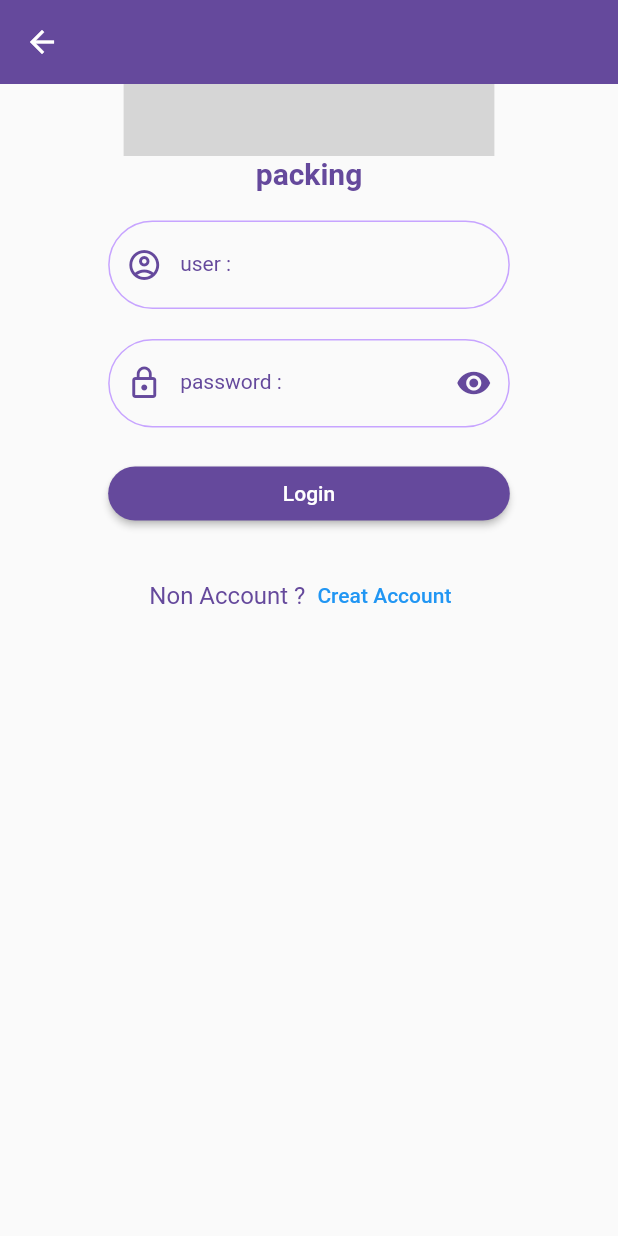
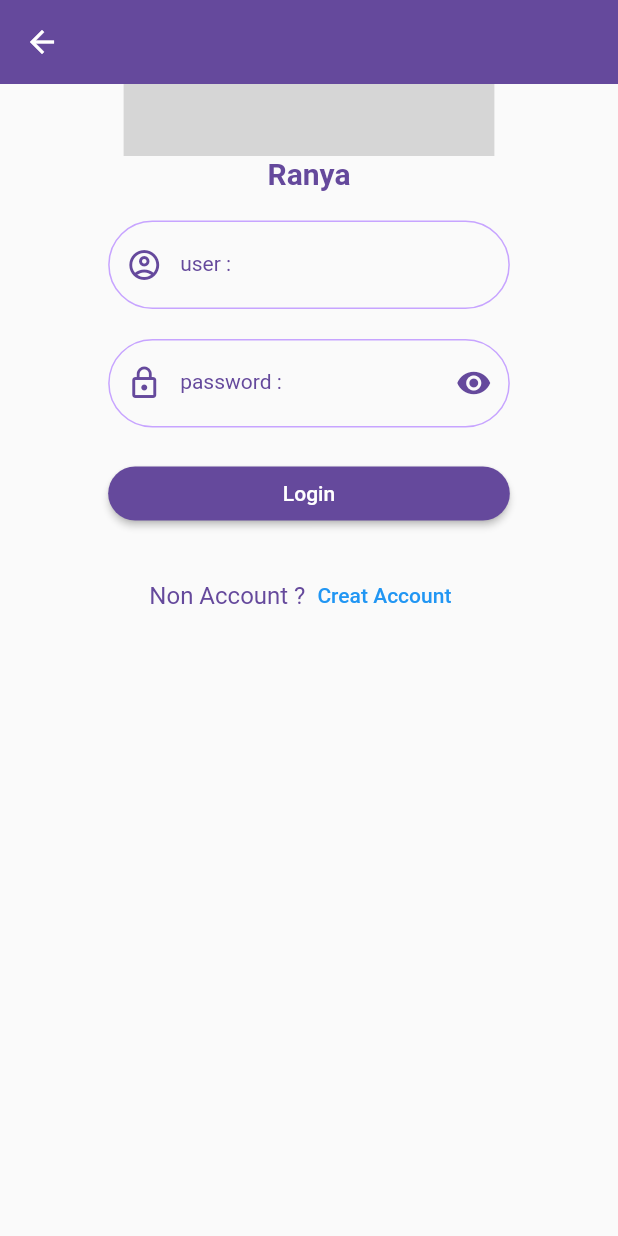
Before and after one commit to phatcharaphon23/Work_projectSW, a Flutter app: the Login screen opened by its route, on a phone screen of 412 x 824 dp. Run offline on Flutter 3.47's test engine with Material 2 defaults, Android fonts, the phone set to English and light mode, and no system bars; missing offline and left inert: barcode_scan2; grey boxes are pictures that could not be loaded.

```diff
--- a/lib/utility/my_constant.dart
+++ b/lib/utility/my_constant.dart
@@ -1,7 +1,7 @@
 import 'package:flutter/material.dart';
 
 class Myconstant {
-  static String appName = 'packing';
+  static String appName = 'Ranya';
   static String domain = 'https://c67f-180-183-234-152.ngrok.io';
 
   //Route
```
Also changed, not shown: 1 other file.
